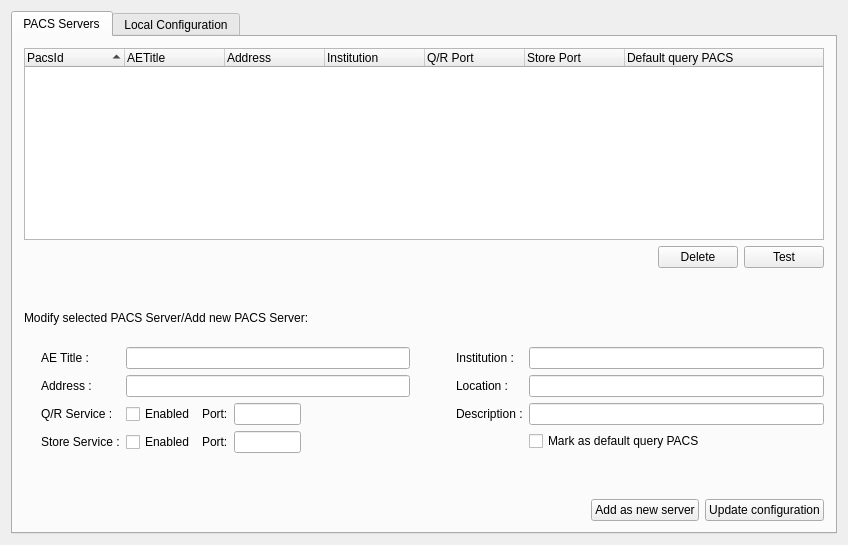
Old version of the form starviewer/src/inputoutput/qconfigurationscreenbase.ui in the repository starviewer-medical/starviewer.
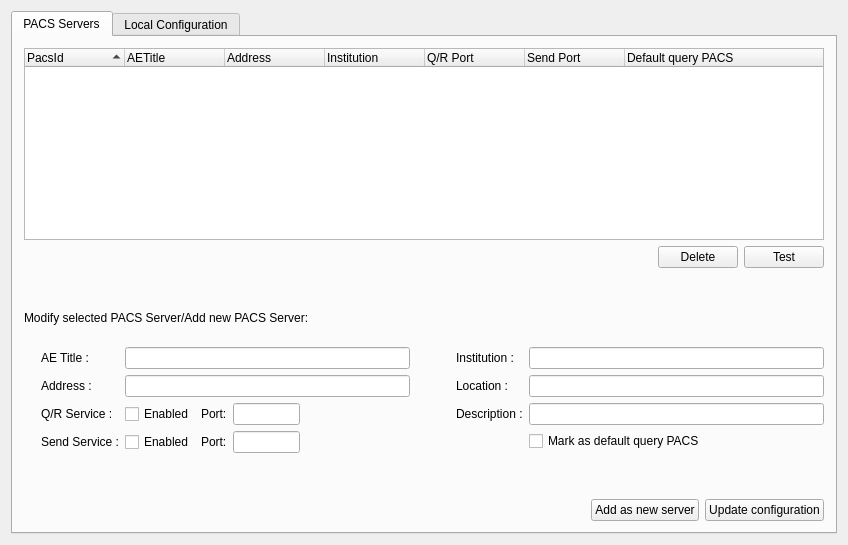
New version of the form. Icons and pictures are not drawn.

Commit message: ENH:Es canvia les etiquetes del servei "Store" per "Send"

```diff
--- a/starviewer/src/inputoutput/qconfigurationscreenbase.ui
+++ b/starviewer/src/inputoutput/qconfigurationscreenbase.ui
@@ -111,7 +111,7 @@
          </column>
          <column>
           <property name="text">
-           <string>Store Port</string>
+           <string>Send Port</string>
           </property>
          </column>
          <column>
@@ -336,7 +336,7 @@
            <item row="3" column="0">
             <widget class="QLabel" name="textLabel4_3">
              <property name="text">
-              <string>Store Service :</string>
+              <string>Send Service :</string>
              </property>
             </widget>
            </item>
```
